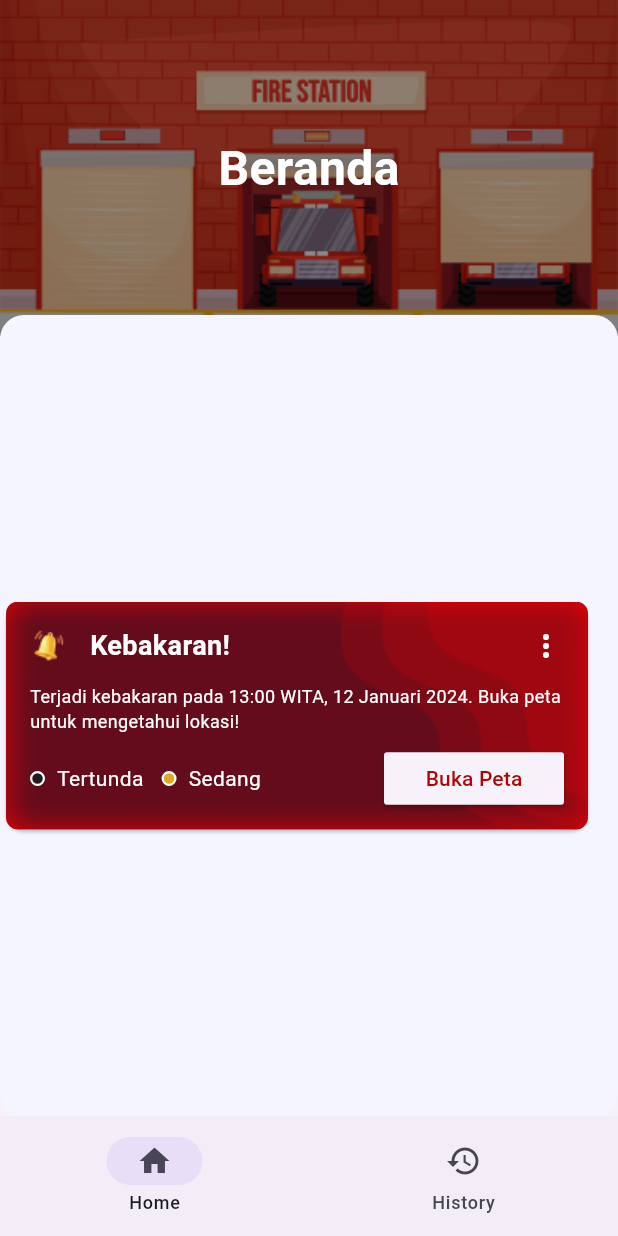
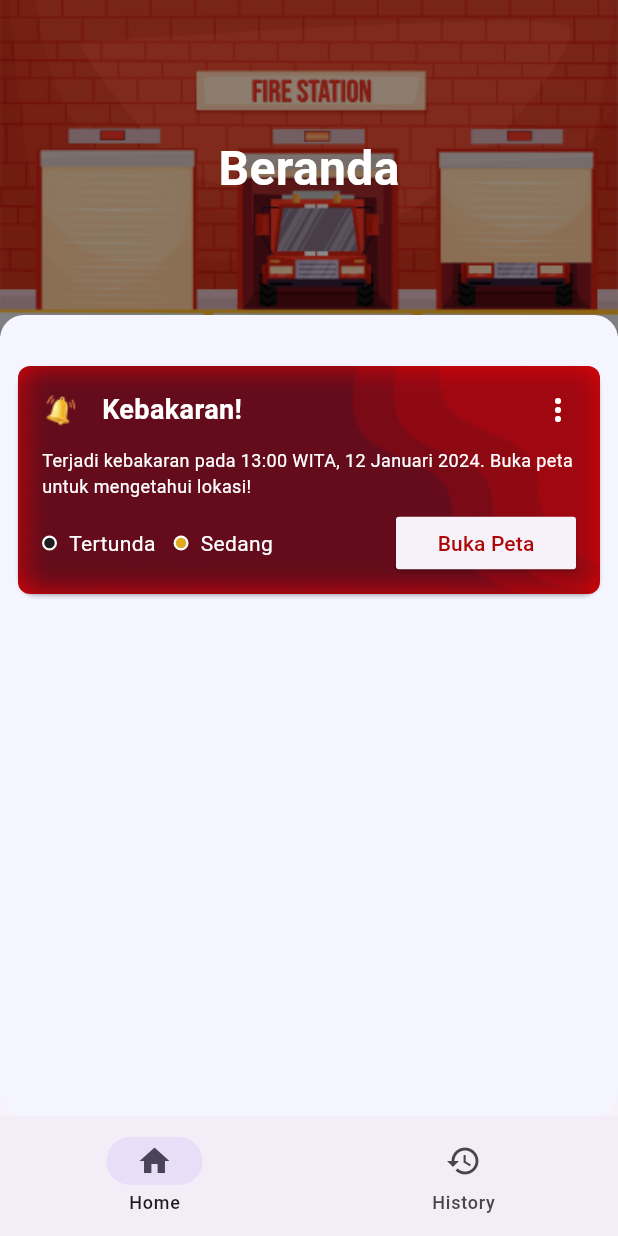
Before and after one commit to metot-technologies/firemate, a Flutter app: the screen it shows after launch, on a phone screen of 412 x 824 dp. Run offline on Flutter 3.47's test engine with Material 3 defaults, Android fonts, the phone set to English and light mode, and no system bars; Roboto replaces fonts that are missing (SF pro Display).

Commit message:
fix: fixing bottom sheet bug

```diff
--- a/lib/main.dart
+++ b/lib/main.dart
@@ -1,3 +1,4 @@
+import 'package:firemate/screens/bottom_nav_bar.dart';
 import 'package:firemate/screens/home_screen.dart';
 import 'package:flutter/material.dart';
 import 'package:flutter/services.dart';
@@ -17,7 +18,7 @@ class MainApp extends StatelessWidget {
       ),
       child: MaterialApp(
         debugShowCheckedModeBanner: false,
-        home: HomeScreen(),
+        home: BottomNavBar(),
       ),
     );
   }
--- /dev/null
+++ b/lib/screens/bottom_nav_bar.dart
@@ -0,0 +1,45 @@
+import 'package:firemate/screens/history_screen.dart';
+import 'package:firemate/screens/home_screen.dart';
+import 'package:flutter/material.dart';
+
+class BottomNavBar extends StatefulWidget {
+  const BottomNavBar({super.key});
+
+  @override
+  State<BottomNavBar> createState() => _BottomNavBarState();
+}
+
+class _BottomNavBarState extends State<BottomNavBar> {
+  int currentPageIndex = 0;
+  @override
+  Widget build(BuildContext context) {
+    return Scaffold(
+      bottomNavigationBar: NavigationBar(
+          onDestinationSelected: (int index) {
+            setState(() {
+              currentPageIndex = index;
+            });
+          },
+          selectedIndex: currentPageIndex,
+          destinations: const <Widget>[
+            NavigationDestination(
+              selectedIcon: Icon(Icons.home),
+              icon: Icon(Icons.home_outlined),
+              label: 'Home',
+            ),
+            NavigationDestination(
+              selectedIcon: Icon(
+                Icons.history,
+                color: Color.fromRGBO(244, 245, 255, 1),
+              ),
+              icon: Icon(Icons.history),
+              label: 'History',
+            )
+          ]),
+      body: <Widget>[
+        const HomeScreen(),
+        const HistoryScreen(),
+      ][currentPageIndex],
+    );
+  }
+}
--- a/lib/screens/history_screen.dart
+++ b/lib/screens/history_screen.dart
@@ -13,12 +13,13 @@ class _HistoryScreenState extends State<HistoryScreen> {
   Widget build(BuildContext context) {
     return Scaffold(
       bottomSheet: Container(
+          padding: EdgeInsets.only(top: 30.0),
           height: MediaQuery.sizeOf(context).height - 290,
           width: MediaQuery.sizeOf(context).width,
           decoration: BoxDecoration(
               color: const Color.fromRGBO(244, 245, 255, 1),
               borderRadius: BorderRadius.circular(16)),
-          child: Row(
+          child: Column(
             children: [],
           )),
       body: Container(
--- a/lib/screens/home_screen.dart
+++ b/lib/screens/home_screen.dart
@@ -1,4 +1,3 @@
-import 'package:firemate/screens/history_screen.dart';
 import 'package:firemate/widget/warning_card.dart';
 import 'package:flutter/material.dart';
 
@@ -10,43 +9,20 @@ class HomeScreen extends StatefulWidget {
 }
 
 class _HomeScreenState extends State<HomeScreen> {
-  int currentPageIndex = 0;
   @override
   Widget build(BuildContext context) {
     return Scaffold(
       bottomSheet: Container(
+          padding: EdgeInsets.only(top: 30.0),
           height: MediaQuery.sizeOf(context).height - 290,
           width: MediaQuery.sizeOf(context).width,
           decoration: BoxDecoration(
               color: const Color.fromRGBO(244, 245, 255, 1),
               borderRadius: BorderRadius.circular(16)),
-          child: Row(
+          child: Column(
             children: [WarningCard()],
           )),
-      bottomNavigationBar: NavigationBar(
-          onDestinationSelected: (int index) {
-            setState(() {
-              currentPageIndex = index;
-            });
-          },
-          selectedIndex: currentPageIndex,
-          destinations: const <Widget>[
-            NavigationDestination(
-              selectedIcon: Icon(Icons.home),
-              icon: Icon(Icons.home_outlined),
-              label: 'Home',
-            ),
-            NavigationDestination(
-              selectedIcon: Icon(
-                Icons.history,
-                color: Color.fromRGBO(244, 245, 255, 1),
-              ),
-              icon: Icon(Icons.history),
-              label: 'History',
-            )
-          ]),
-      body: <Widget>[
-        Container(
+      body: Container(
         width: MediaQuery.sizeOf(context).width,
         height: 224,
         decoration: const BoxDecoration(
@@ -73,8 +49,6 @@ class _HomeScreenState extends State<HomeScreen> {
           ],
         ),
       ),
-        const HistoryScreen()
-      ][currentPageIndex],
     );
   }
 }
```
Lines whose indentation alone changed are shown as unchanged.
